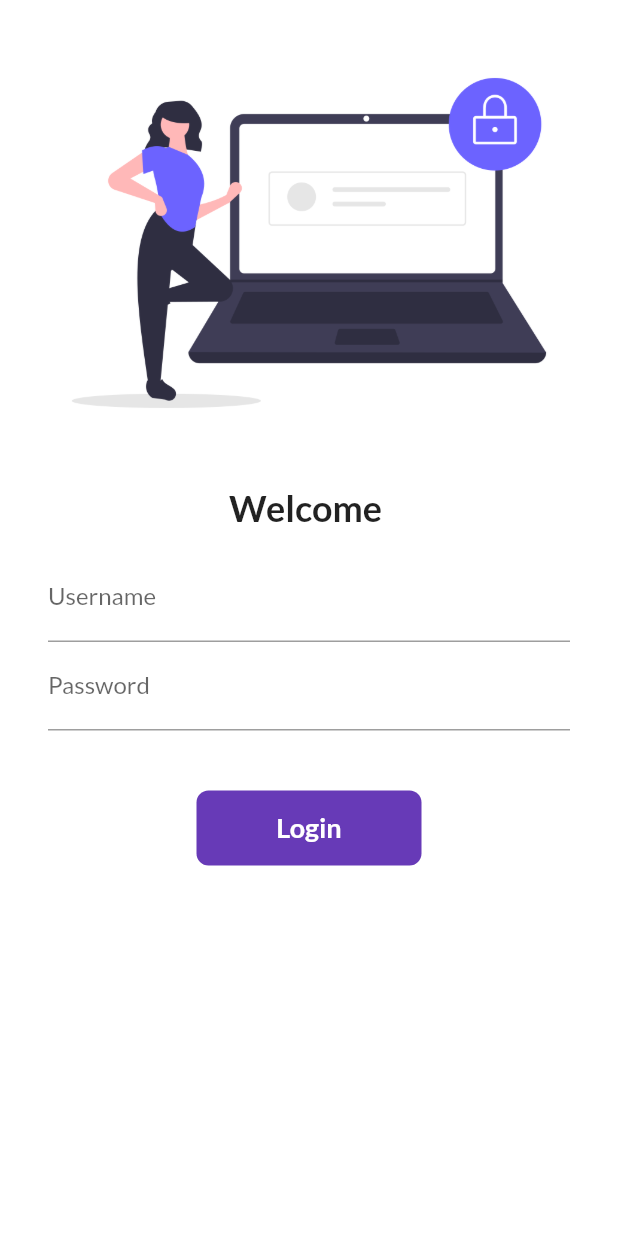
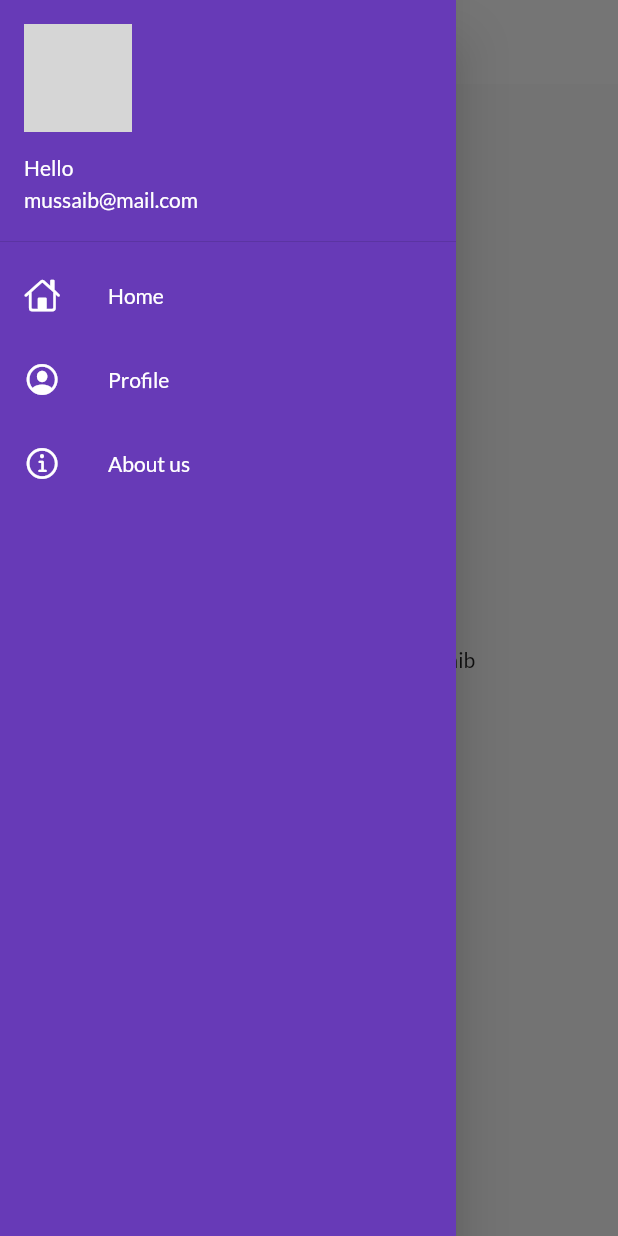
Before and after one commit to mussaibsanai/flutter_catalog, a Flutter app: the screen it shows after launch, with the side drawer open (before the commit the screen has no drawer), on a phone screen of 412 x 824 dp. Run offline on Flutter 3.47's test engine with Material 2 defaults, Android fonts, the phone set to English and light mode, and no system bars; our stand-ins replace google_fonts; network calls fail; grey boxes are pictures that could not be loaded.

Commit message:
login page UI and validation and homepage and app bar theme steup

```diff
--- a/lib/main.dart
+++ b/lib/main.dart
@@ -1,6 +1,7 @@
 import 'package:flutter/material.dart';
 import 'package:flutter_catalog/pages/Home/home_page.dart';
 import 'package:flutter_catalog/pages/Login/login_page.dart';
+import 'package:flutter_catalog/pages/widgets/themes.dart';
 import 'package:flutter_catalog/routes/routes.dart';
 import 'package:google_fonts/google_fonts.dart';
 
@@ -13,16 +14,10 @@ class MyApp extends StatelessWidget {
   Widget build(BuildContext context) {
     return MaterialApp(
       themeMode: ThemeMode.light,
-      theme: ThemeData(
-        primarySwatch: Colors.deepPurple,
-        // primaryTextTheme: GoogleFonts.latoTextTheme(),
-        fontFamily: GoogleFonts.lato().fontFamily,
-      ),
-      darkTheme: ThemeData(
-        brightness: Brightness.dark,
-      ),
+      theme: MyTheme.lightTheme(context),
+      darkTheme: MyTheme.darkTheme(context),
       routes: {
-        '/': (context) => LoginPage(),
+        '/': (context) => HomePage(),
         AppRoutes.homeRoute: (context) => HomePage(),
         AppRoutes.loginRoute: (context) => LoginPage(),
       },
--- a/lib/pages/Home/home_page.dart
+++ b/lib/pages/Home/home_page.dart
@@ -2,6 +2,7 @@ import 'package:flutter/src/widgets/container.dart';
 import 'package:flutter/src/widgets/framework.dart';
 
 import 'package:flutter/material.dart';
+import 'package:flutter_catalog/pages/widgets/appdrawer.dart';
 
 class HomePage extends StatelessWidget {
   final int days = 30;
@@ -10,13 +11,15 @@ class HomePage extends StatelessWidget {
   @override
   Widget build(BuildContext context) {
     return Scaffold(
-      appBar: AppBar(),
+      appBar: AppBar(
+        title: Text("Catelog App"),
+      ),
       body: Center(
         child: Container(
           child: Text("Welcome to $days of flutter by $name"),
         ),
       ),
-      drawer: Drawer(),
+      drawer: AppDrawer(),
     );
   }
 }
--- /dev/null
+++ b/lib/pages/widgets/appdrawer.dart
@@ -0,0 +1,68 @@
+import 'package:flutter/cupertino.dart';
+import 'package:flutter/src/widgets/container.dart';
+import 'package:flutter/src/widgets/framework.dart';
+
+import 'package:flutter/material.dart';
+
+class AppDrawer extends StatelessWidget {
+  const AppDrawer({super.key});
+  final imageurl =
+      "https://images.unsplash.com/photo-1499714608240-22fc6ad53fb2?ixlib=rb-1.2.1&ixid=MnwxMjA3fDB8MHxwaG90by1wYWdlfHx8fGVufDB8fHx8&auto=format&fit=crop&w=774&q=80";
+  @override
+  Widget build(BuildContext context) {
+    return Drawer(
+      child: Container(
+        color: Colors.deepPurple,
+        child: ListView(
+          padding: EdgeInsets.zero,
+          children: [
+            DrawerHeader(
+              padding: EdgeInsets.zero,
+              child: UserAccountsDrawerHeader(
+                  margin: EdgeInsets.zero,
+                  // decoration: BoxDecoration(color: Colors.red),
+                  accountName: const Text("Hello"),
+                  accountEmail: const Text("mussaib@mail.com"),
+                  currentAccountPicture: CircleAvatar(
+                    backgroundImage: NetworkImage(imageurl),
+                  )),
+            ),
+            const ListTile(
+              leading: Icon(
+                CupertinoIcons.home,
+                color: Colors.white,
+              ),
+              title: Text(
+                "Home",
+                textScaleFactor: 1,
+                style: TextStyle(color: Colors.white),
+              ),
+            ),
+            const ListTile(
+              leading: Icon(
+                CupertinoIcons.profile_circled,
+                color: Colors.white,
+              ),
+              title: Text(
+                "Profile",
+                textScaleFactor: 1,
+                style: TextStyle(color: Colors.white),
+              ),
+            ),
+            const ListTile(
+              leading: Icon(
+                CupertinoIcons.info,
+                color: Colors.white,
+              ),
+              title: Text(
+                "About us",
+                textScaleFactor: 1,
+                style: TextStyle(color: Colors.white),
+              ),
+            )
+          ],
+        ),
+      ),
+    );
+  }
+}
--- /dev/null
+++ b/lib/pages/widgets/themes.dart
@@ -0,0 +1,31 @@
+import 'package:flutter/material.dart';
+import 'package:flutter/src/widgets/container.dart';
+import 'package:flutter/src/widgets/framework.dart';
+import 'package:google_fonts/google_fonts.dart';
+
+// import 'package:flutter/material.dart';
+
+// class MyWidget extends StatelessWidget {
+//   const MyWidget({super.key});
+
+//   @override
+//   Widget build(BuildContext context) {
+//     return Container();
+//   }
+// }
+
+class MyTheme {
+  static ThemeData lightTheme(BuildContext context) => ThemeData(
+      primarySwatch: Colors.deepPurple,
+      fontFamily: GoogleFonts.lato().fontFamily,
+      appBarTheme: AppBarTheme(
+          color: Colors.white,
+          elevation: 0.0,
+          iconTheme: IconThemeData(color: Colors.black),
+          foregroundColor: Colors.black,
+          textTheme: Theme.of(context).textTheme));
+
+  static ThemeData darkTheme(BuildContext context) => ThemeData(
+        brightness: Brightness.dark,
+      );
+}
```
Also changed, not shown: lib/models/catalog.dart (added, +28 -0 lines), lib/pages/Login/login_page.dart (+44 -18 lines), assets/images/hey.png (added).
